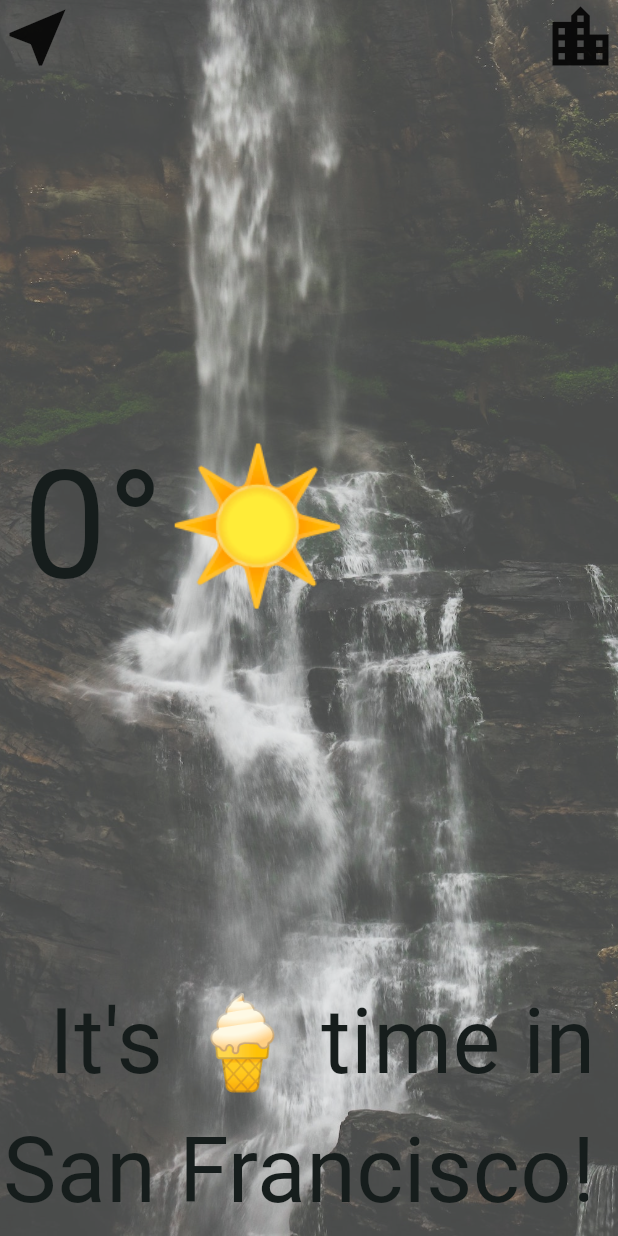
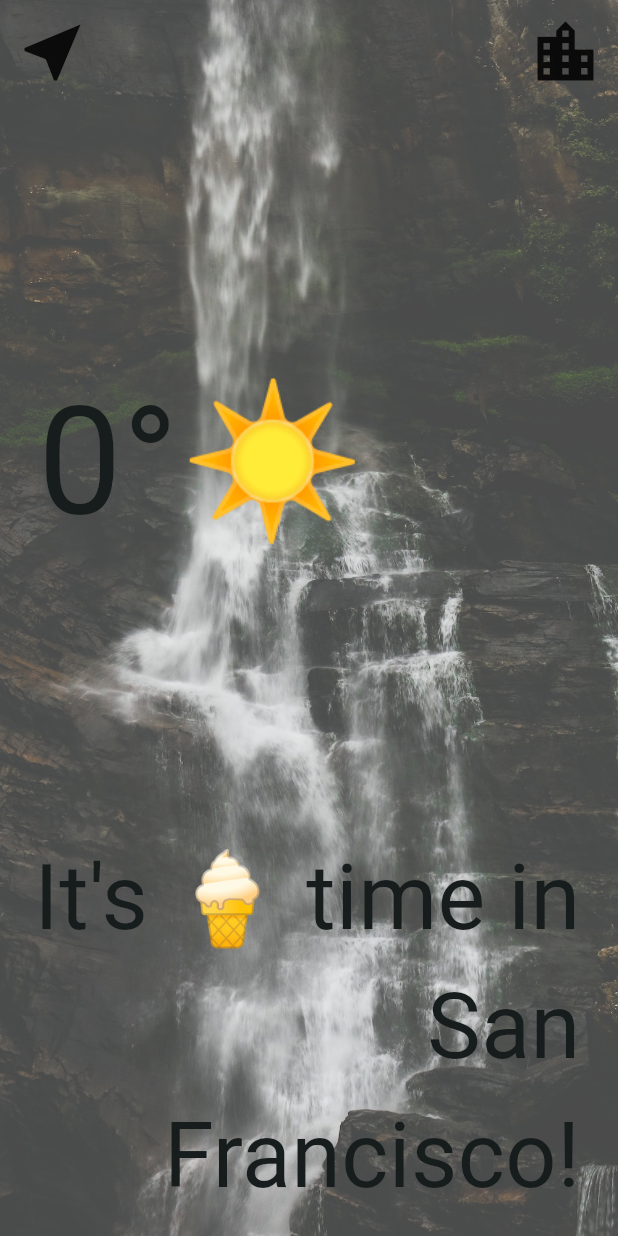
Before and after one commit to atulvesu/WeatherAPP-Flutter, a Flutter app: the screen it shows after launch, on a phone screen of 412 x 824 dp. Run offline on Flutter 3.47's test engine with Material 3 defaults, Android fonts, the phone set to English and light mode, and no system bars; our stand-ins replace flutter_spinkit, geolocator; missing offline and left inert: dart:ffi; network calls fail; Roboto replaces fonts that are missing (Spartan MB); statements that could not run were skipped.

Commit message:
Padding to full screen added

```diff
--- a/lib/screens/loadingscreen.dart
+++ b/lib/screens/loadingscreen.dart
@@ -35,7 +35,7 @@ class _LoadingScreenState extends State<LoadingScreen> {
 
     NetworkHelper networkHelper = NetworkHelper(
         url:
-            'https://api.openweathermap.org/data/2.5/weather?lat=$latitude&lon=$longitude&appid=$apiKey');
+            'https://api.openweathermap.org/data/2.5/weather?lat=$latitude&lon=$longitude&appid=$apiKey&units=metric');
     var weatherData = await networkHelper.getData();
 
     Navigator.push(
--- a/lib/screens/locationscreen.dart
+++ b/lib/screens/locationscreen.dart
@@ -44,6 +44,8 @@ class _LocationScreenState extends State<LocationScreen> {
           ),
         ),
         constraints: BoxConstraints.expand(),
+        child: Padding(
+          padding: const EdgeInsets.all(10.0),
           child: SafeArea(
             child: Column(
               mainAxisAlignment: MainAxisAlignment.spaceBetween,
@@ -95,6 +97,7 @@ class _LocationScreenState extends State<LocationScreen> {
             ),
           ),
         ),
+      ),
     );
   }
 }
```
Lines whose indentation alone changed are shown as unchanged.
